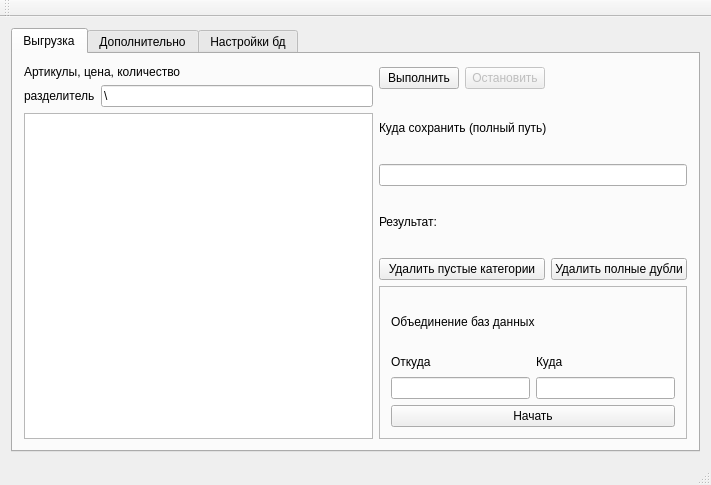
Above: mainwindow.ui from alekseikorobov/MyDataFromParser before the change. Below: the same form after it.
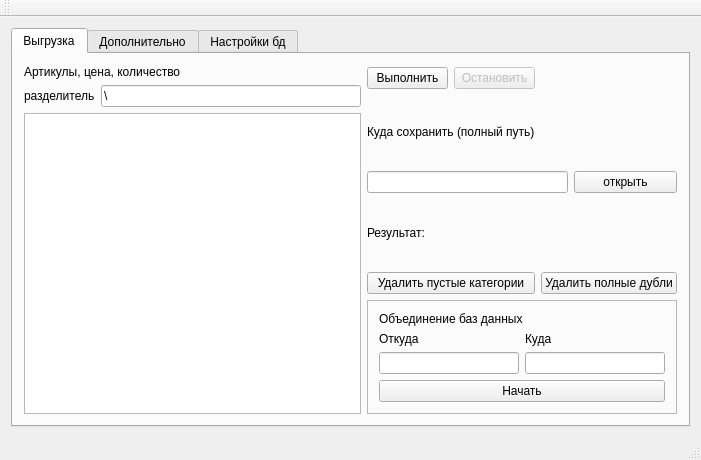
That is the form after the change.

The edit to the form file:
```diff
--- a/mainwindow.ui
+++ b/mainwindow.ui
@@ -6,8 +6,8 @@
    <rect>
     <x>0</x>
     <y>0</y>
-    <width>711</width>
-    <height>485</height>
+    <width>701</width>
+    <height>460</height>
    </rect>
   </property>
   <property name="windowTitle">
@@ -25,7 +25,7 @@
         <string>Выгрузка</string>
        </attribute>
        <layout class="QGridLayout" name="gridLayout_5">
-        <item row="0" column="0" rowspan="4">
+        <item row="0" column="0" rowspan="6">
          <layout class="QVBoxLayout" name="verticalLayout">
           <item>
            <widget class="QLabel" name="label">
@@ -93,42 +93,45 @@
           </property>
          </widget>
         </item>
-        <item row="1" column="1" colspan="3">
-         <layout class="QVBoxLayout" name="verticalLayout_2">
-          <item>
+        <item row="1" column="1" colspan="2">
            <widget class="QLabel" name="label_8">
             <property name="text">
              <string>Куда сохранить (полный путь)</string>
             </property>
            </widget>
           </item>
-          <item>
+        <item row="2" column="1" colspan="3">
            <widget class="QLineEdit" name="pathSave"/>
           </item>
-          <item>
+        <item row="2" column="4">
+         <widget class="QPushButton" name="pB_OpenFile">
+          <property name="text">
+           <string>открыть</string>
+          </property>
+         </widget>
+        </item>
+        <item row="3" column="1">
            <widget class="QLabel" name="label_9">
             <property name="text">
              <string>Результат: </string>
             </property>
            </widget>
           </item>
-         </layout>
-        </item>
-        <item row="2" column="1" colspan="2">
+        <item row="4" column="1" colspan="2">
          <widget class="QPushButton" name="pushButton_5">
           <property name="text">
            <string>Удалить пустые категории</string>
           </property>
          </widget>
         </item>
-        <item row="2" column="3">
+        <item row="4" column="3" colspan="2">
          <widget class="QPushButton" name="pushButton_6">
           <property name="text">
            <string>Удалить полные дубли</string>
           </property>
          </widget>
         </item>
-        <item row="3" column="1" colspan="3">
+        <item row="5" column="1" colspan="4">
          <widget class="QFrame" name="frame">
           <property name="frameShape">
            <enum>QFrame::StyledPanel</enum>
```
Left out of the diff: 4 changed lines with no effect on the pictures. Lines whose indentation alone changed are shown as unchanged.
